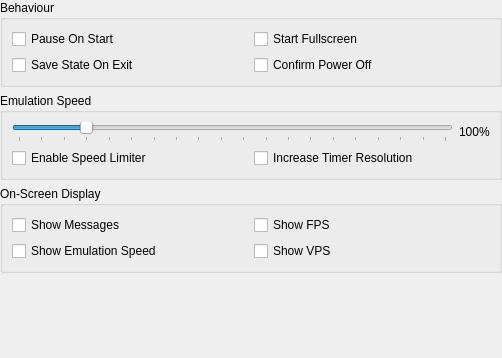
This is src/duckstation-qt/generalsettingswidget.ui in kofxi3584karlayang/duckstation as Qt 5 draws it before an edit. The edited form follows.
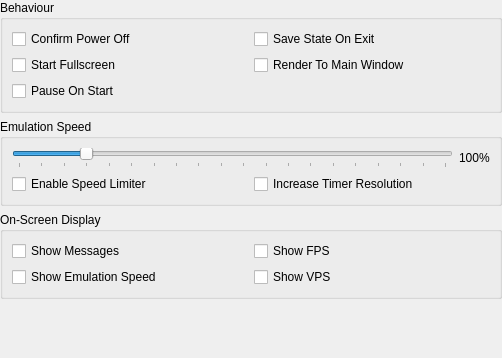
This is the edited form.

Commit message: Qt: Implement render-to-seperate-window and render-to-main toggle

The edit to the form file:
```diff
--- a/src/duckstation-qt/generalsettingswidget.ui
+++ b/src/duckstation-qt/generalsettingswidget.ui
@@ -33,30 +33,37 @@
      </property>
      <layout class="QGridLayout" name="formLayout_4">
       <item row="0" column="0">
-       <widget class="QCheckBox" name="pauseOnStart">
+       <widget class="QCheckBox" name="confirmPowerOff">
         <property name="text">
-         <string>Pause On Start</string>
+         <string>Confirm Power Off</string>
         </property>
        </widget>
       </item>
       <item row="0" column="1">
-       <widget class="QCheckBox" name="startFullscreen">
-        <property name="text">
-         <string>Start Fullscreen</string>
-        </property>
-       </widget>
-      </item>
-      <item row="1" column="0">
        <widget class="QCheckBox" name="saveStateOnExit">
         <property name="text">
          <string>Save State On Exit</string>
         </property>
        </widget>
       </item>
+      <item row="1" column="0">
+       <widget class="QCheckBox" name="startFullscreen">
+        <property name="text">
+         <string>Start Fullscreen</string>
+        </property>
+       </widget>
+      </item>
       <item row="1" column="1">
-       <widget class="QCheckBox" name="confirmPowerOff">
+       <widget class="QCheckBox" name="renderToMain">
         <property name="text">
-         <string>Confirm Power Off</string>
+         <string>Render To Main Window</string>
+        </property>
+       </widget>
+      </item>
+      <item row="2" column="0">
+       <widget class="QCheckBox" name="pauseOnStart">
+        <property name="text">
+         <string>Pause On Start</string>
         </property>
        </widget>
       </item>
```
The commit also changes 6 other files.
